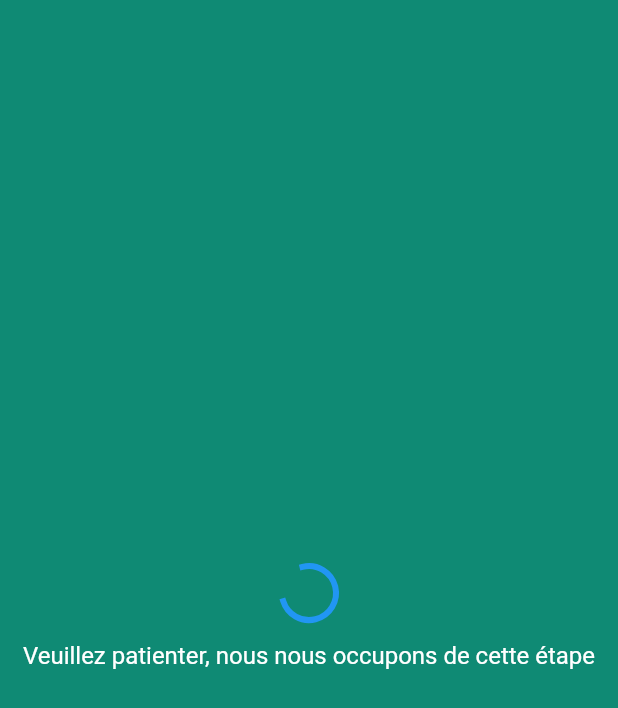
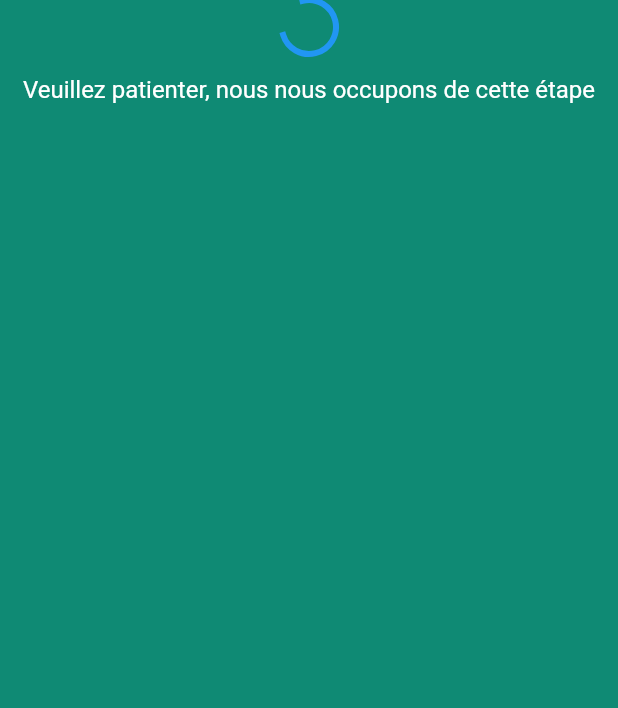
Before and after one commit to EccChaire/cci_app, a Flutter app: the WaitingScreen screen opened directly, on a phone screen of 412 x 824 dp. Shown: the top 708 px of the screen. Run offline on Flutter 3.47's test engine with Material 2 defaults, Android fonts, the light colour scheme and no system bars; our stand-ins replace cloud_firestore, firebase_auth, firebase_core, firebase_storage, flutter_screenutil, geolocator and 3 more; missing offline and left inert: flutter_sound; accounts and stored records are empty.

Commit message:
firbase updated

```diff
--- a/lib/login/login_bloc.dart
+++ b/lib/login/login_bloc.dart
@@ -14,7 +14,7 @@ class LoginController extends GetxController {
     Map connection = await loginRepository.login(email, password);
     if (connection['status'] == 'connected'){
       isLoading.value = false;
-      Get.to(() => CollectePage());
+      Get.to(() => WaitingScreen());
     }else{
       //Navigate to the forbiden page
     }
--- a/lib/login/wating_screen.dart
+++ b/lib/login/wating_screen.dart
@@ -16,8 +16,9 @@ class WaitingScreen extends StatelessWidget {
   Widget build(BuildContext context) {
     return Scaffold(
       backgroundColor: const Color(0xFF0F8A74),
-      body: Center(
-        child: Column(
+      body: ListView(
+        children: [
+          Column(
           mainAxisAlignment: MainAxisAlignment.center,
           children:  [
             const CircularProgressIndicator(),
@@ -32,6 +33,7 @@ class WaitingScreen extends StatelessWidget {
             ),
           ],
         ),
+        ]
       ),
     );
   }
```
Also changed, not shown: lib/nouvelle_douar/n_douar_screen.dart (+8 -3 lines).
